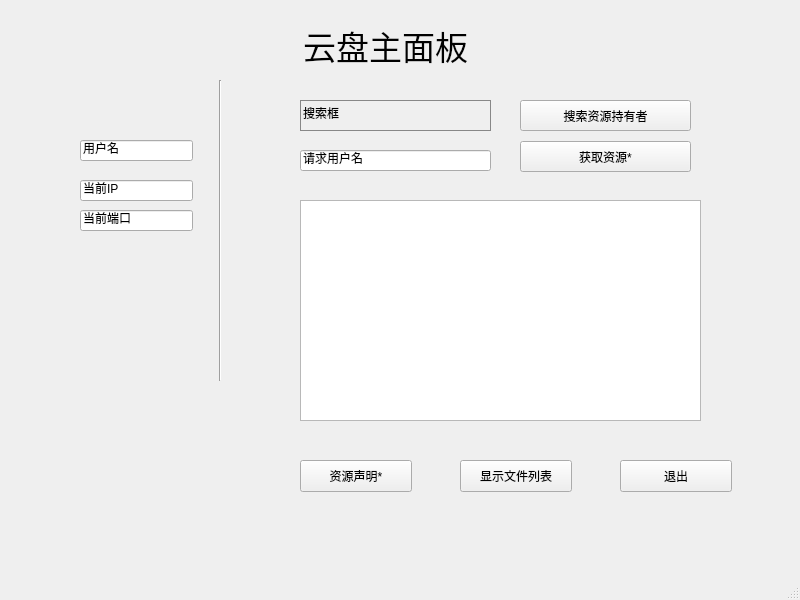
Qt form pan/Ui_panWindow.ui (lilyht/socketproject) before a commit.
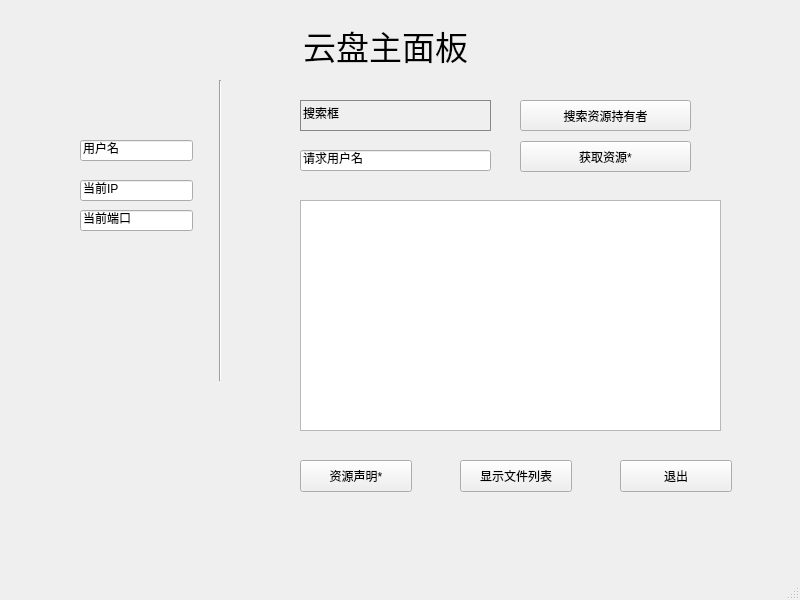
The same form after that commit.

Commit message:
修复了资源插入的错误，取消了网盘界面上客户端IP和端口的显示
cl消息划分错误，已修改序号。
将网盘界面的富文本框改成了tableview格式，以后将以表格的形式显示搜索结果。

The edit to the form file:
```diff
--- a/pan/Ui_panWindow.ui
+++ b/pan/Ui_panWindow.ui
@@ -55,16 +55,6 @@
      <set>Qt::AlignCenter</set>
     </property>
    </widget>
-   <widget class="QTextEdit" name="resultText">
-    <property name="geometry">
-     <rect>
-      <x>300</x>
-      <y>200</y>
-      <width>401</width>
-      <height>221</height>
-     </rect>
-    </property>
-   </widget>
    <widget class="QLineEdit" name="ipLine">
     <property name="geometry">
      <rect>
@@ -225,6 +215,16 @@
      <enum>Qt::Vertical</enum>
     </property>
    </widget>
+   <widget class="QTableView" name="resultTable">
+    <property name="geometry">
+     <rect>
+      <x>300</x>
+      <y>200</y>
+      <width>421</width>
+      <height>231</height>
+     </rect>
+    </property>
+   </widget>
   </widget>
   <widget class="QMenuBar" name="menubar">
    <property name="geometry">
```
Left out of the diff: 2 changed lines with no effect on the pictures. The commit also changes 4 other files.
